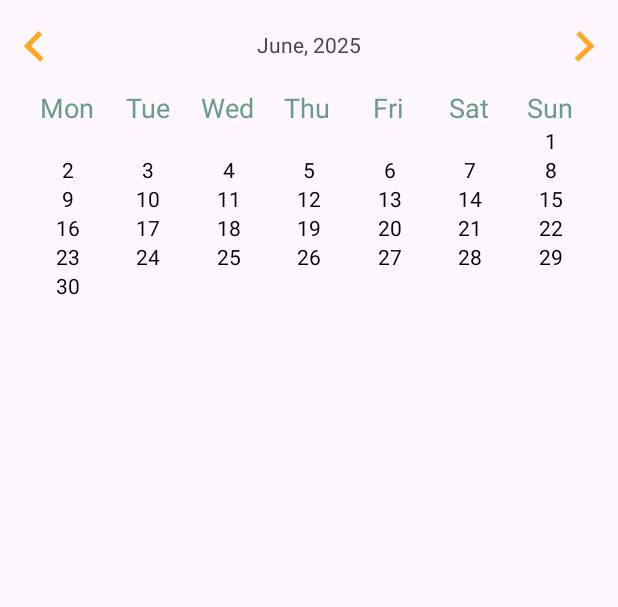
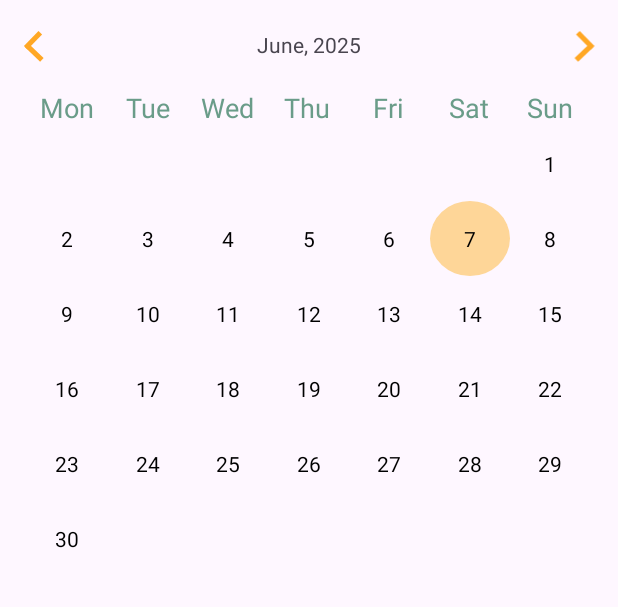
Before and after one commit to viraklek168/SimpleToDoApp, an Android app: the screen it shows after launch (MainActivity), on a phone screen of 412 x 824 dp, the part 81-688 px from its top. Run offline under Robolectric (Android 15) with nearby library versions, the phone set to English and light mode, and no system bars; our stand-ins replace data binding.

Commit message:
implement ripple when click on day

```diff
--- a/app/src/main/java/com/virak/simpletodoapp/MainActivity.kt
+++ b/app/src/main/java/com/virak/simpletodoapp/MainActivity.kt
@@ -2,6 +2,7 @@ package com.virak.simpletodoapp
 
 import android.os.Build
 import android.os.Bundle
+import android.util.Log
 import android.view.animation.Animation
 import android.view.animation.Animation.AnimationListener
 import android.view.animation.AnimationUtils
@@ -15,6 +16,8 @@ import androidx.lifecycle.lifecycleScope
 import com.virak.simpletodoapp.databinding.ActivityMainBinding
 import com.virak.simpletodoapp.utils.CalendarManager
 import com.virak.simpletodoapp.utils.CustomSimpleWheelPicker
+import com.virak.simpletodoapp.utils.DayClickedEvent
+import com.virak.simpletodoapp.utils.SimpleEventBus
 import com.virak.simpletodoapp.utils.adapter.CalendarMonthAdapter
 import com.virak.simpletodoapp.viewmodels.CalendarViewModel
 import kotlinx.coroutines.launch
@@ -51,6 +54,11 @@ class MainActivity : AppCompatActivity() {
     }
 
     private fun observeEventClick(){
+        SimpleEventBus.subscribe {
+            if(it is DayClickedEvent){
+                Log.i("croco","${it.day}")
+            }
+        }
         binding.layoutHeader.setOnClickListener {
             val currentDisplayMonth = calendarViewModel.currentDisplayDate.value[calendarViewModel.currentDisplayDateIndex.value.first]
             dateWheelPicker.showPicker(supportFragmentManager,currentDisplayMonth.monthName, currentYear = currentDisplayMonth.year)
--- /dev/null
+++ b/app/src/main/java/com/virak/simpletodoapp/utils/EventBus.kt
@@ -0,0 +1,19 @@
+package com.virak.simpletodoapp.utils
+
+object SimpleEventBus {
+    private val listeners = mutableListOf<(Any) -> Unit>()
+
+    fun post(event: Any) {
+        listeners.forEach { it(event) }
+    }
+
+    fun subscribe(listener: (Any) -> Unit) {
+        listeners.add(listener)
+    }
+
+    fun unsubscribe(listener: (Any) -> Unit) {
+        listeners.remove(listener)
+    }
+}
+
+data class DayClickedEvent(val day: String)
--- a/app/src/main/java/com/virak/simpletodoapp/utils/adapter/CalendarDayAdapter.kt
+++ b/app/src/main/java/com/virak/simpletodoapp/utils/adapter/CalendarDayAdapter.kt
@@ -4,7 +4,10 @@ import android.view.LayoutInflater
 import android.view.ViewGroup
 import androidx.recyclerview.widget.RecyclerView
 import com.virak.simpletodoapp.MyCalendarDay
+import com.virak.simpletodoapp.R
 import com.virak.simpletodoapp.databinding.ItemCalendarCellBinding
+import com.virak.simpletodoapp.utils.DayClickedEvent
+import com.virak.simpletodoapp.utils.SimpleEventBus
 
 class CalendarDayAdapter(
     private val listDays: List<MyCalendarDay>
@@ -15,6 +18,12 @@ class CalendarDayAdapter(
 
         fun bind(day: MyCalendarDay) {
             binding.tvLabel.text = if(day.day == 0) "" else day.day.toString()
+            binding.tvLabel.setOnClickListener {
+                SimpleEventBus.post(DayClickedEvent(day = day.day.toString()))
+            }
+            if(day.isCurrent){
+                binding.tvLabel.setBackgroundResource(R.drawable.bg_current_day)
+            }
         }
     }
 
--- /dev/null
+++ b/app/src/main/res/drawable/bg_current_day.xml
@@ -0,0 +1,7 @@
+<?xml version="1.0" encoding="utf-8"?>
+<shape xmlns:android="http://schemas.android.com/apk/res/android" android:shape="oval">
+    <solid android:color="@color/color_fed698" /> <!-- Replace with your desired color -->
+    <size
+        android:width="40dp"
+        android:height="40dp"/>
+</shape>
--- /dev/null
+++ b/app/src/main/res/drawable/bg_ripple_day.xml
@@ -0,0 +1,18 @@
+<?xml version="1.0" encoding="utf-8"?>
+<ripple xmlns:android="http://schemas.android.com/apk/res/android"
+    android:color="@color/color_fed698_alpha_70"> <!-- Ripple color -->
+
+    <item android:id="@android:id/mask">
+        <shape android:shape="oval">
+            <solid android:color="@color/color_fed698_alpha_70" />
+            <corners android:radius="12dp" />
+        </shape>
+    </item>
+
+    <item>
+        <shape android:shape="oval">
+            <solid android:color="@android:color/transparent" /> <!-- or background color -->
+            <corners android:radius="12dp" />
+        </shape>
+    </item>
+</ripple>
--- a/app/src/main/res/layout/item_calendar_cell.xml
+++ b/app/src/main/res/layout/item_calendar_cell.xml
@@ -4,15 +4,15 @@
     xmlns:app="http://schemas.android.com/apk/res-auto">
     <androidx.constraintlayout.widget.ConstraintLayout
         android:layout_width="match_parent"
-        android:layout_height="wrap_content">
+        android:layout_height="50dp">
         <TextView
             android:id="@+id/tv_label"
-            android:layout_width="wrap_content"
-            android:layout_height="wrap_content"
+            android:layout_width="match_parent"
+            android:layout_height="match_parent"
             android:textColor="@color/black"
             android:textSize="@dimen/text_size_14"
             android:gravity="center"
-            android:background="?android:attr/selectableItemBackground"
+            android:background="@drawable/bg_ripple_day"
             app:layout_constraintStart_toStartOf="parent"
             app:layout_constraintEnd_toEndOf="parent"
             app:layout_constraintTop_toTopOf="parent"
--- a/app/src/main/res/values/colors.xml
+++ b/app/src/main/res/values/colors.xml
@@ -5,5 +5,6 @@
     <color name="black_34_alpha">#34000000</color>
     <color name="color_FFA725">#FFA725</color>
     <color name="color_fed698">#FED698</color>
+    <color name="color_fed698_alpha_70">#B3FED698</color>
     <color name="color_6A9C89">#6A9C89</color>
 </resources>
```
